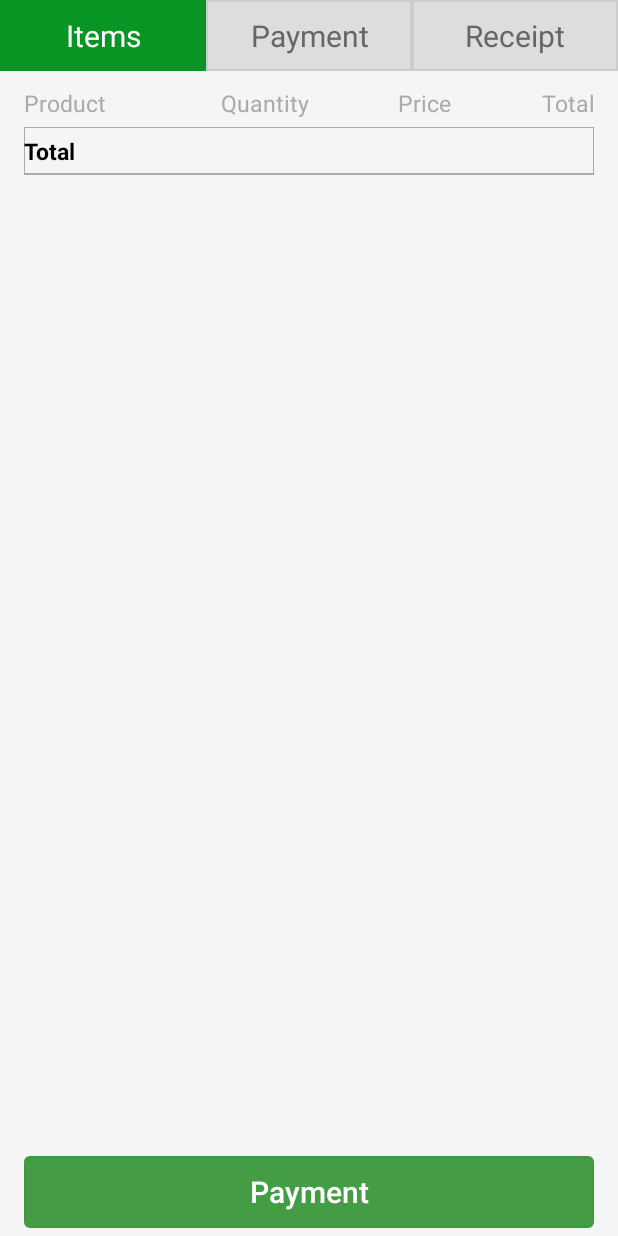
After one commit to sindri55/SwipingApp, an Android app: the layout fragment_payment_checkout.xml on its own in the app's theme, with its tools: preview values and no code run, on a phone screen of 412 x 824 dp. The commit adds this screen. Run offline under Robolectric (Android 15) with nearby library versions, the phone set to English and light mode, and no system bars.

Commit message:
1) Added CartService to store/retrieve items in cart 2) Added Checkout fragment (needs to be removed from drawer item list) 3) Made some changes to PaymentDTO and ReceiptDTO classes

```diff
--- a/app/src/main/java/com/example/swipingapp/DTOs/payment/ReceiptDTO.java
+++ b/app/src/main/java/com/example/swipingapp/DTOs/payment/ReceiptDTO.java
@@ -35,6 +35,10 @@ public class ReceiptDTO implements Parcelable {
         return paymentDto.currency;
     }
 
+    public String getFormattedAmount() {
+        return paymentDto.getFormattedAmount();
+    }
+
     // endregion
 
     // region Parcelable
--- a/app/src/main/java/com/example/swipingapp/fragments/payment/AmountFragment.java
+++ b/app/src/main/java/com/example/swipingapp/fragments/payment/AmountFragment.java
@@ -112,13 +112,14 @@ public class AmountFragment extends BaseFragment {
                     // TODO: this needs rethinking
                     ArrayList<PaymentItemDTO> items = new ArrayList<>();
                     items.add(new PaymentItemDTO("Payment", 1, mInputAmountView.getAmount()));
+                    items.add(new PaymentItemDTO("Payment 2", 2, mInputAmountView.getAmount()));
 
-                    PaymentDTO paymentDto = new PaymentDTO(mCurrency, mInputAmountView.getAmount(), items);
+                    PaymentDTO paymentDto = new PaymentDTO(items, mCurrency);
 
                     // TODO: Fix so that only the main content slides, not the step indicators, attach them to the header layout?
                     FragmentTransaction fragmentTransaction = mFragmentManager.beginTransaction();
                     fragmentTransaction.setCustomAnimations(R.anim.slide_out_left, R.anim.slide_in_right, R.anim.slide_in_left, R.anim.slide_out_right);
-                    fragmentTransaction.replace(R.id.fragment_container, PaymentFragment.newInstance(paymentDto), PaymentFragment.TAG);
+                    fragmentTransaction.replace(R.id.fragment_container, PaymentFragment.newInstance(paymentDto, TAG), PaymentFragment.TAG);
                     fragmentTransaction.addToBackStack(PaymentFragment.TAG);
                     fragmentTransaction.commit();
                 }
--- a/app/src/main/res/layout/fragment_payment_amount.xml
+++ b/app/src/main/res/layout/fragment_payment_amount.xml
@@ -1,5 +1,6 @@
 <?xml version="1.0" encoding="utf-8"?>
-<RelativeLayout xmlns:android="http://schemas.android.com/apk/res/android"
+<RelativeLayout style="@style/Layout.Background"
+    xmlns:android="http://schemas.android.com/apk/res/android"
     android:layout_width="match_parent"
     android:layout_height="match_parent">
 
--- /dev/null
+++ b/app/src/main/res/layout/fragment_payment_checkout.xml
@@ -0,0 +1,128 @@
+<?xml version="1.0" encoding="utf-8"?>
+<RelativeLayout style="@style/Layout.Background"
+    xmlns:android="http://schemas.android.com/apk/res/android"
+    android:layout_width="match_parent"
+    android:layout_height="match_parent">
+
+    <LinearLayout
+        android:id="@+id/step_container"
+        android:layout_width="match_parent"
+        android:layout_height="wrap_content"
+        android:layout_alignParentTop="true"
+        android:weightSum="3">
+
+        <TextView style="@style/Text.StepIndicator.Active"
+            android:layout_width="0dp"
+            android:layout_height="wrap_content"
+            android:layout_weight="1"
+            android:text="@string/fragment_payment_step_items"/>
+
+        <TextView style="@style/Text.StepIndicator"
+            android:layout_width="0dp"
+            android:layout_height="wrap_content"
+            android:layout_weight="1"
+            android:text="@string/fragment_payment_step_payment"/>
+
+        <TextView style="@style/Text.StepIndicator"
+            android:layout_width="0dp"
+            android:layout_height="wrap_content"
+            android:layout_weight="1"
+            android:text="@string/fragment_payment_step_receipt"/>
+
+    </LinearLayout>
+
+    <RelativeLayout style="@style/Layout.Padding"
+        android:layout_width="match_parent"
+        android:layout_height="match_parent"
+        android:orientation="vertical"
+        android:layout_below="@+id/step_container"
+        android:layout_above="@+id/btn_container">
+
+        <LinearLayout style="@style/ListItem"
+            android:id="@+id/table_header"
+            android:layout_width="match_parent"
+            android:layout_height="wrap_content"
+            android:orientation="horizontal"
+            android:layout_alignParentTop="true">
+
+            <TextView style="@style/Text.Small"
+                android:layout_width="0dp"
+                android:layout_height="match_parent"
+                android:layout_weight="0.3"
+                android:textColor="@color/gray_dark"
+                android:text="@string/fragment_payment_receipt_table_header_product"/>
+
+            <TextView style="@style/Text.Small"
+                android:layout_width="0dp"
+                android:layout_height="match_parent"
+                android:layout_weight="0.2"
+                android:gravity="end"
+                android:textColor="@color/gray_dark"
+                android:text="@string/fragment_payment_receipt_table_header_quantity"/>
+
+            <TextView style="@style/Text.Small"
+                android:layout_width="0dp"
+                android:layout_height="match_parent"
+                android:layout_weight="0.25"
+                android:gravity="end"
+                android:textColor="@color/gray_dark"
+                android:text="@string/fragment_payment_receipt_table_header_price"/>
+
+            <TextView style="@style/Text.Small"
+                android:layout_width="0dp"
+                android:layout_height="match_parent"
+                android:layout_weight="0.25"
+                android:gravity="end"
+                android:textColor="@color/gray_dark"
+                android:text="@string/fragment_payment_receipt_table_header_total"/>
+
+        </LinearLayout>
+
+        <ListView style="@style/Border.TopBottom"
+            android:id="@+id/list_items"
+            android:layout_width="match_parent"
+            android:layout_height="wrap_content"
+            android:layout_below="@+id/table_header"/>
+
+        <LinearLayout style="@style/Border.Bottom"
+            android:layout_width="match_parent"
+            android:layout_height="wrap_content"
+            android:paddingTop="@dimen/list_item_padding_top"
+            android:paddingBottom="@dimen/list_item_padding_bottom"
+            android:orientation="horizontal"
+            android:layout_below="@+id/list_items">
+
+            <TextView style="@style/Text.Small"
+                android:layout_width="wrap_content"
+                android:layout_height="match_parent"
+                android:gravity="start"
+                android:textStyle="bold"
+                android:text="@string/fragment_payment_receipt_txt_total"/>
+
+            <TextView style="@style/Text.Small"
+                android:id="@+id/txt_amount_total"
+                android:layout_width="match_parent"
+                android:layout_height="match_parent"
+                android:gravity="end"
+                android:textStyle="bold"/>
+
+        </LinearLayout>
+
+    </RelativeLayout>
+
+    <LinearLayout style="@style/Layout.Padding"
+        android:id="@+id/btn_container"
+        android:layout_width="match_parent"
+        android:layout_height="wrap_content"
+        android:layout_alignParentBottom="true">
+
+        <Button style="@style/Button.Success"
+            android:id="@+id/btn_payment"
+            android:layout_width="match_parent"
+            android:layout_height="wrap_content"
+            android:layout_marginTop="0dp"
+            android:text="@string/fragment_payment_checkout_btn_payment"/>
+
+    </LinearLayout>
+
+</RelativeLayout>
--- a/app/src/main/res/layout/fragment_payment_payment.xml
+++ b/app/src/main/res/layout/fragment_payment_payment.xml
@@ -1,7 +1,6 @@
 <?xml version="1.0" encoding="utf-8"?>
-<RelativeLayout
+<RelativeLayout style="@style/Layout.Background"
     xmlns:android="http://schemas.android.com/apk/res/android"
-    style="@style/Layout.Background"
     android:layout_width="match_parent"
     android:layout_height="match_parent">
 
@@ -13,6 +12,7 @@
         android:weightSum="3">
 
         <TextView style="@style/Text.StepIndicator"
+            android:id="@+id/txt_step_one"
             android:layout_width="0dp"
             android:layout_height="wrap_content"
             android:layout_weight="1"
--- a/app/src/main/res/values/strings.xml
+++ b/app/src/main/res/values/strings.xml
@@ -37,6 +37,7 @@
 
     <!-- Payment Fragments -->
     <string name="fragment_payment_step_amount">Amount</string>
+    <string name="fragment_payment_step_items">Items</string>
     <string name="fragment_payment_step_payment">Payment</string>
     <string name="fragment_payment_step_receipt">Receipt</string>
 
@@ -44,6 +45,9 @@
     <string name="fragment_payment_amount_btn_payment">Payment</string>
     <string name="fragment_payment_amount_label_amount">Amount</string>
     <string name="fragment_payment_amount_error_amount_missing">Please specify the amount</string>
+
+    <string name="fragment_payment_checkout_title">Checkout</string>
+    <string name="fragment_payment_checkout_btn_payment">Payment</string>
 
     <string name="fragment_payment_payment_title">Payment</string>
     <string name="fragment_payment_payment_txt_amount">Amount</string>
```
Also changed, not shown: app/src/main/java/com/example/swipingapp/DTOs/payment/PaymentDTO.java (+16 -6 lines), app/src/main/java/com/example/swipingapp/activities/main/MainActivity.java (+9 -0 lines), app/src/main/java/com/example/swipingapp/enums/DrawerItem.java (+16 -5 lines), app/src/main/java/com/example/swipingapp/fragments/payment/CheckoutFragment.java (added, +93 -0 lines), app/src/main/java/com/example/swipingapp/fragments/payment/PaymentFragment.java (+19 -3 lines), app/src/main/java/com/example/swipingapp/fragments/payment/ReceiptFragment.java (+17 -7 lines), app/src/main/java/com/example/swipingapp/services/cart/CartService.java (added, +107 -0 lines), app/src/main/java/com/example/swipingapp/services/cart/ICartService.java (added, +16 -0 lines), app/src/main/res/layout/fragment_payment_receipt.xml (+4 -3 lines).
